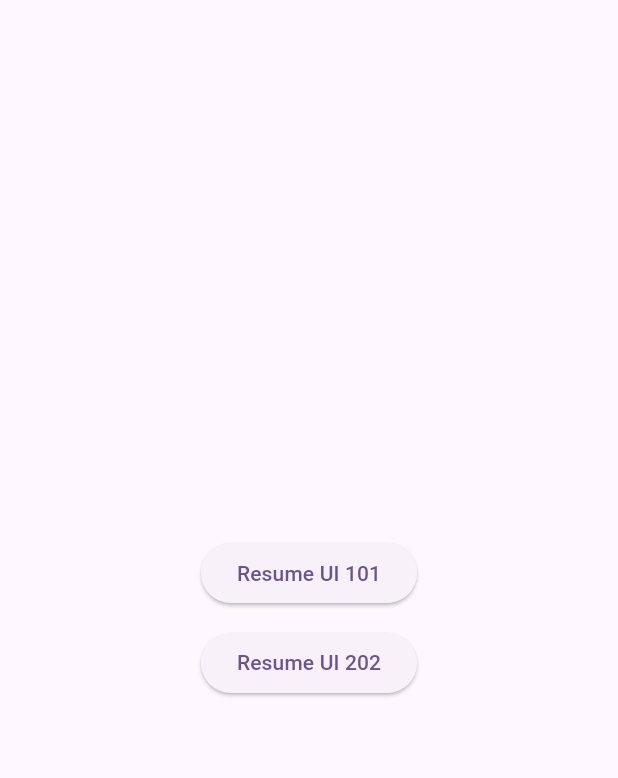
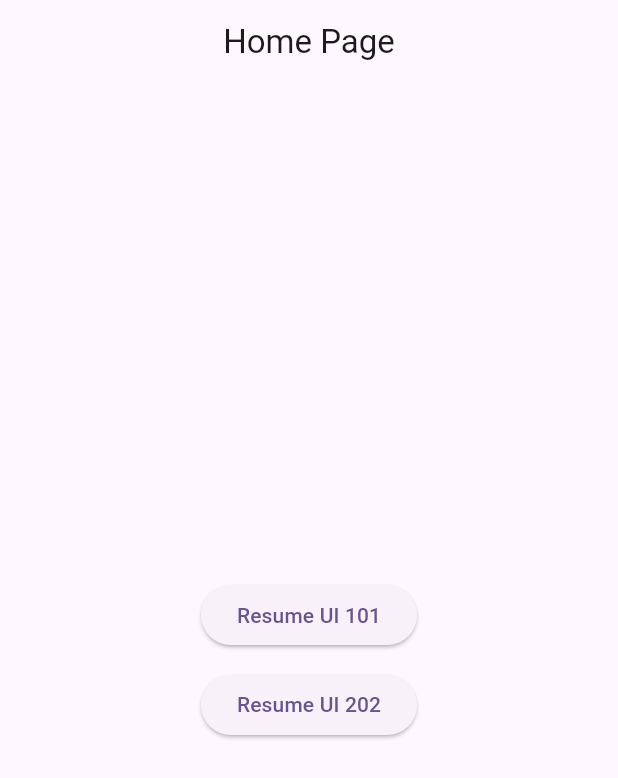
Before and after one commit to anup-paul/resume_maker, a Flutter app: the screen it shows after launch, on a phone screen of 412 x 824 dp. Shown: the top 778 px of the screen. Run offline on Flutter 3.47's test engine with Material 3 defaults, Android fonts, the phone set to English and light mode, and no system bars; our stand-ins replace flutter_screenutil, pdf; missing offline and left inert: flutter_pdfview.

Commit message:
update home page

```diff
--- a/lib/main.dart
+++ b/lib/main.dart
@@ -1,7 +1,5 @@
 import 'package:flutter/material.dart';
 import 'package:flutter_screenutil/flutter_screenutil.dart';
-import 'package:pdf_generate/pages/content/wr_skils_content.dart';
-import 'package:pdf_generate/pages/dragon_ball_resume_ui_screen.dart';
 import 'package:pdf_generate/pages/home_page.dart';
 
 void main() {
@@ -10,8 +8,6 @@ void main() {
 
 class MyApp extends StatelessWidget {
   const MyApp({super.key});
-
-  // This widget is the root of your application.
   @override
   Widget build(BuildContext context) {
     return ScreenUtilInit(
@@ -20,7 +16,7 @@ class MyApp extends StatelessWidget {
         splitScreenMode: true,
         builder: (_, child) {
           return MaterialApp(
-              title: 'Flutter Demo',
+              title: 'PDF Generate',
               theme: ThemeData(
                 colorScheme: ColorScheme.fromSeed(seedColor: Colors.deepPurple),
                 useMaterial3: true,
--- a/lib/pages/home_page.dart
+++ b/lib/pages/home_page.dart
@@ -9,6 +9,10 @@ class HomePage extends StatelessWidget {
   @override
   Widget build(BuildContext context) {
     return  Scaffold(
+      appBar: AppBar(
+        title: const Text("Home Page"),
+        centerTitle: true
+      ),
       body: SizedBox(
         width: MediaQuery.of(context).size.height,
         child: Column(
```
